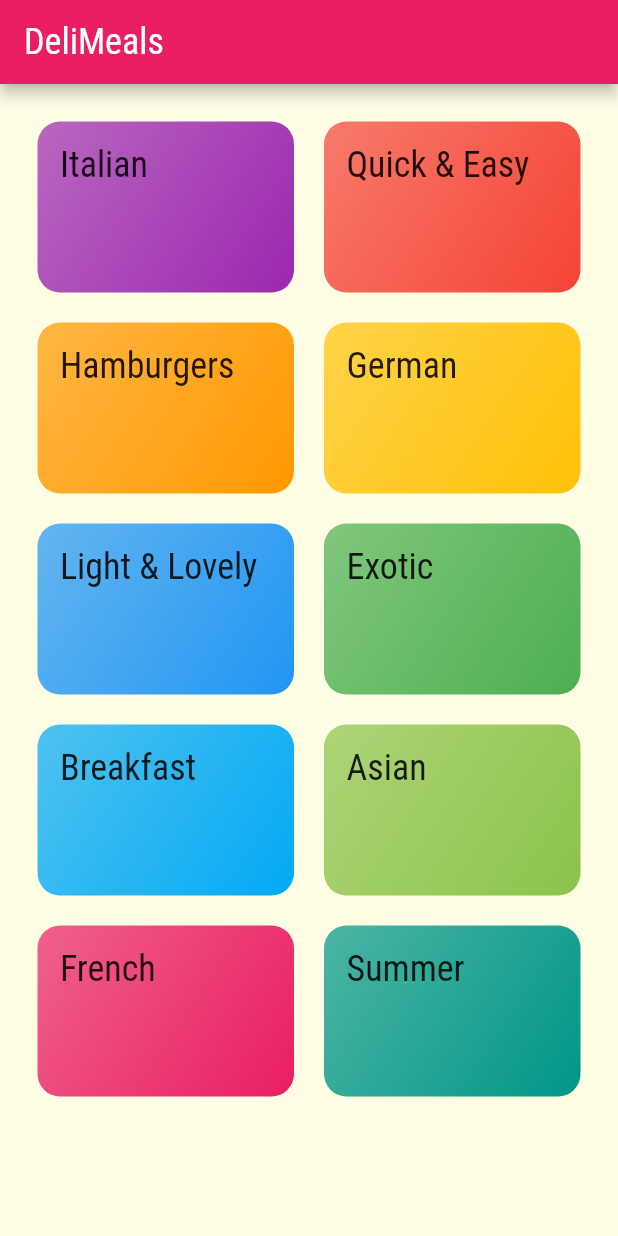
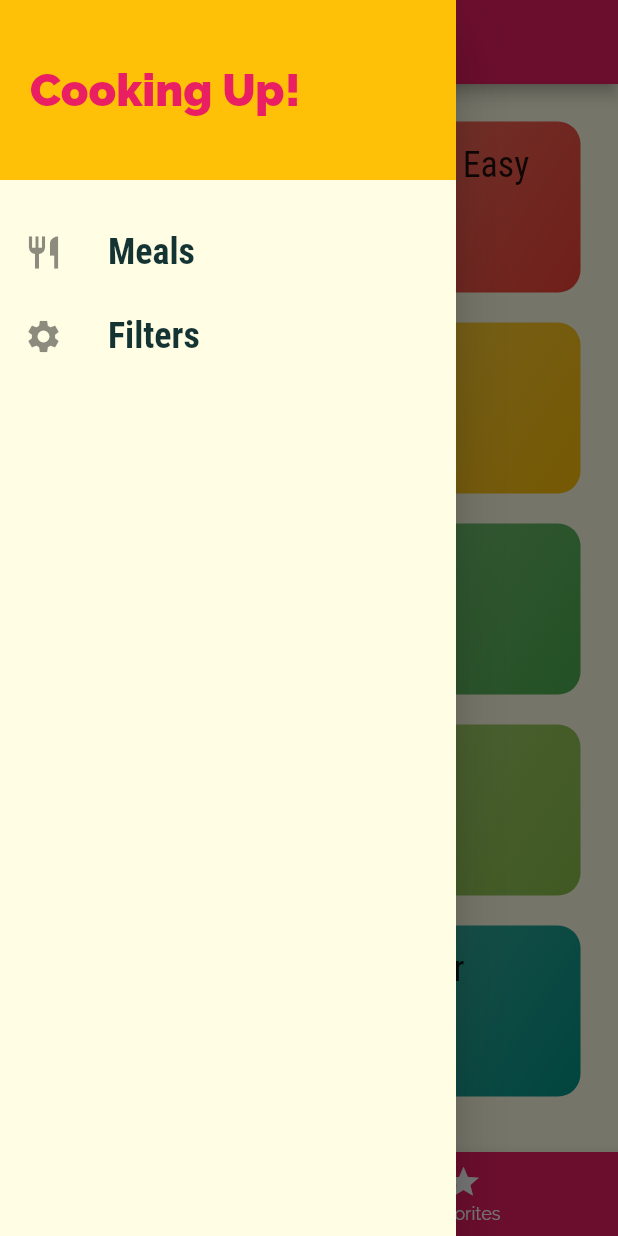
Before and after one commit to 4hbab/Meals-app, a Flutter app: the screen it shows after launch, with the side drawer open (before the commit the screen has no drawer), on a phone screen of 412 x 824 dp. Run offline on Flutter 3.47's test engine with Material 2 defaults, Android fonts, the phone set to English and light mode, and no system bars.

Commit message:
basic navigation done

```diff
--- a/lib/catagories_screen.dart
+++ b/lib/catagories_screen.dart
@@ -12,9 +12,7 @@ class CatagoriesScren extends StatelessWidget {
 
   @override
   Widget build(BuildContext context) {
-    return Scaffold(
-        appBar: AppBar(title: const Text('DeliMeals')),
-        body: GridView(
+    return GridView(
       padding: const EdgeInsets.all(25),
       children: DUMMY_CATEGORIES
           .map((catItem) =>
@@ -25,6 +23,6 @@ class CatagoriesScren extends StatelessWidget {
           childAspectRatio: 3 / 2,
           mainAxisSpacing: 20,
           crossAxisSpacing: 20),
-        ));
+    );
   }
 }
--- /dev/null
+++ b/lib/filters_screen.dart
@@ -0,0 +1,18 @@
+import 'package:flutter/material.dart';
+
+class FiltersScreen extends StatelessWidget {
+  // const FiltersScreen({ Key? key }) : super(key: key);
+  static const routeName = '/filters';
+
+  @override
+  Widget build(BuildContext context) {
+    return Scaffold(
+      appBar: AppBar(
+        title: Text("Filters Bar"),
+      ),
+      body: const Center(
+        child: Text("Filters"),
+      ),
+    );
+  }
+}
--- a/lib/main.dart
+++ b/lib/main.dart
@@ -1,5 +1,7 @@
 import 'package:flutter/material.dart';
-import 'package:meals_app/meal_detail_screen.dart';
+import 'package:meals_app/filters_screen.dart';
+import './meal_detail_screen.dart';
+import './tabs_screen.dart';
 import './category_meals_screen.dart';
 import './catagories_screen.dart';
 
@@ -30,9 +32,10 @@ class MyApp extends StatelessWidget {
       // home: CatagoriesScren(),
       initialRoute: '/',
       routes: {
-        '/': (context) => CatagoriesScren(),
+        '/': (context) => TabsScreen(),
         CategoryMealsScreen.routeName: (context) => CategoryMealsScreen(),
         MealDetailScreen.routeName: (context) => MealDetailScreen(),
+        FiltersScreen.routeName: (context) => FiltersScreen(),
       },
       onGenerateRoute: (settings) {
         print(settings.arguments);
--- /dev/null
+++ b/lib/main_drawer.dart
@@ -0,0 +1,57 @@
+import 'package:flutter/material.dart';
+import 'package:meals_app/filters_screen.dart';
+
+class MainDrawer extends StatelessWidget {
+  // const MainDrawer({ Key? key }) : super(key: key);
+  Widget _buildListTile(String title, IconData icon, Function tapHandler) {
+    return ListTile(
+      onTap: () => tapHandler(),
+      leading: Icon(
+        icon,
+        size: 26,
+      ),
+      title: Text(
+        title,
+        style: const TextStyle(
+            fontFamily: 'RobotoCondensed',
+            fontSize: 24,
+            fontWeight: FontWeight.bold),
+      ),
+    );
+  }
+
+  @override
+  Widget build(BuildContext context) {
+    return Drawer(
+      child: Column(children: <Widget>[
+        Container(
+          height: 120,
+          width: double.infinity,
+          color: Theme.of(context).accentColor,
+          padding: const EdgeInsets.all(20),
+          alignment: Alignment.centerLeft,
+          child: Text(
+            'Cooking Up!',
+            style: TextStyle(
+                fontWeight: FontWeight.w900,
+                fontSize: 30,
+                color: Theme.of(context).primaryColor),
+          ),
+        ),
+        const SizedBox(
+          height: 20,
+        ),
+        _buildListTile(
+          'Meals',
+          Icons.restaurant,
+          () {
+            Navigator.of(context).pushNamed('/');
+          },
+        ),
+        _buildListTile('Filters', Icons.settings, () {
+          Navigator.of(context).pushNamed(FiltersScreen.routeName);
+        }),
+      ]),
+    );
+  }
+}
--- /dev/null
+++ b/lib/tabs_screen.dart
@@ -0,0 +1,49 @@
+import 'package:flutter/material.dart';
+import './main_drawer.dart';
+
+import './catagories_screen.dart';
+import './favorites_screen.dart';
+
+class TabsScreen extends StatefulWidget {
+  // const TabsScreen({ Key? key }) : super(key: key);
+
+  @override
+  State<TabsScreen> createState() => _TabsScreenState();
+}
+
+class _TabsScreenState extends State<TabsScreen> {
+  final List<Map<String, dynamic>> _pages = [
+    {'page': CatagoriesScren(), 'title': 'Categories'},
+    {'page': favoritesScreen(), 'title': 'Your Favorites'}
+  ];
+  int _selectedPageIndex = 0;
+
+  void _selectPage(int index) {
+    setState(() {
+      _selectedPageIndex = index;
+    });
+  }
+
+  @override
+  Widget build(BuildContext context) {
+    return Scaffold(
+      appBar: AppBar(
+        title: Text(_pages[_selectedPageIndex]['title']),
+      ),
+      drawer: MainDrawer(),
+      body: _pages[_selectedPageIndex]['page'],
+      bottomNavigationBar: BottomNavigationBar(
+        onTap: _selectPage,
+        backgroundColor: Theme.of(context).primaryColor,
+        unselectedItemColor: Colors.white,
+        selectedItemColor: Theme.of(context).accentColor,
+        currentIndex: _selectedPageIndex,
+        items: const [
+          BottomNavigationBarItem(
+              icon: Icon(Icons.category), label: 'Categories'),
+          BottomNavigationBarItem(icon: Icon(Icons.star), label: 'Favorites'),
+        ],
+      ),
+    );
+  }
+}
```
Also changed, not shown: lib/favorites_screen.dart (added, +11 -0 lines), lib/meal_detail_screen.dart (+65 -3 lines). Lines whose indentation alone changed are shown as unchanged.
